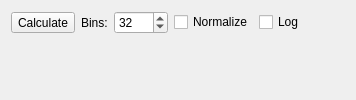
The window that tse_analytics/modules/phenomaster/actimot/views/actimot_stream_plot_widget.ui (TSE-Systems/tse-analytics) describes before a commit, drawn with Qt 5.
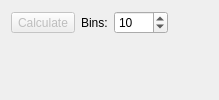
The same window after the commit. Custom widgets are drawn as their Qt base class.

```diff
--- a/tse_analytics/modules/phenomaster/actimot/views/actimot_stream_plot_widget.ui
+++ b/tse_analytics/modules/phenomaster/actimot/views/actimot_stream_plot_widget.ui
@@ -8,6 +8,9 @@
     <layout class="QHBoxLayout" name="horizontalLayout">
      <item>
       <widget class="QToolButton" name="toolButtonCalculate">
+       <property name="enabled">
+        <bool>false</bool>
+       </property>
        <property name="text">
         <string>Calculate</string>
        </property>
@@ -29,21 +32,7 @@
         <number>1000</number>
        </property>
        <property name="value">
-        <number>32</number>
-       </property>
-      </widget>
-     </item>
-     <item>
-      <widget class="QCheckBox" name="checkBoxNormalize">
-       <property name="text">
-        <string>Normalize</string>
-       </property>
-      </widget>
-     </item>
-     <item>
-      <widget class="QCheckBox" name="checkBoxLog">
-       <property name="text">
-        <string>Log</string>
+        <number>10</number>
        </property>
       </widget>
      </item>
```
